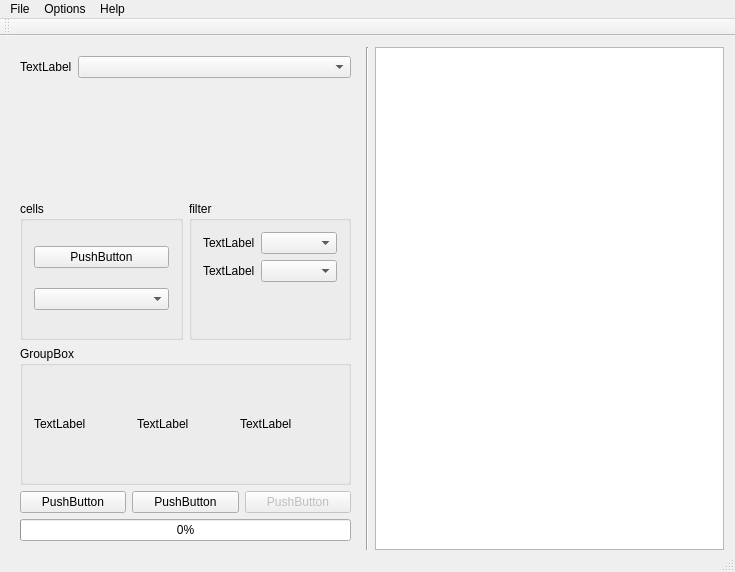
The window that code/ui/mainwindow.ui (ChaosSaber/ChaosSabers-Armour-Set-Search) describes before a commit, drawn with Qt 5.
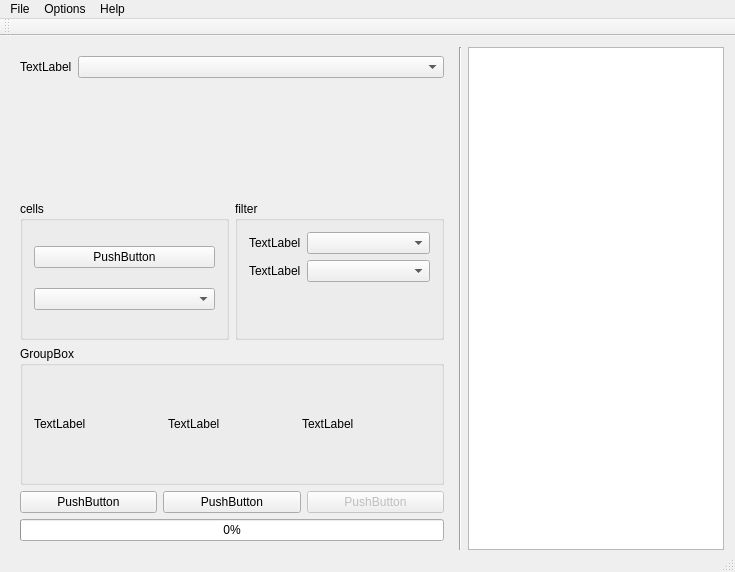
The same window after the commit.

The edit to the form file:
```diff
--- a/code/ui/mainwindow.ui
+++ b/code/ui/mainwindow.ui
@@ -184,7 +184,17 @@
      </widget>
     </item>
     <item>
-     <widget class="QListWidget" name="listWidgetArmourSets"/>
+     <widget class="QListWidget" name="listWidgetArmourSets">
+      <property name="sizePolicy">
+       <sizepolicy hsizetype="Minimum" vsizetype="Expanding">
+        <horstretch>0</horstretch>
+        <verstretch>0</verstretch>
+       </sizepolicy>
+      </property>
+      <property name="horizontalScrollBarPolicy">
+       <enum>Qt::ScrollBarAlwaysOff</enum>
+      </property>
+     </widget>
     </item>
    </layout>
   </widget>
```
Left out of the diff: 4 changed lines with no effect on the pictures.
